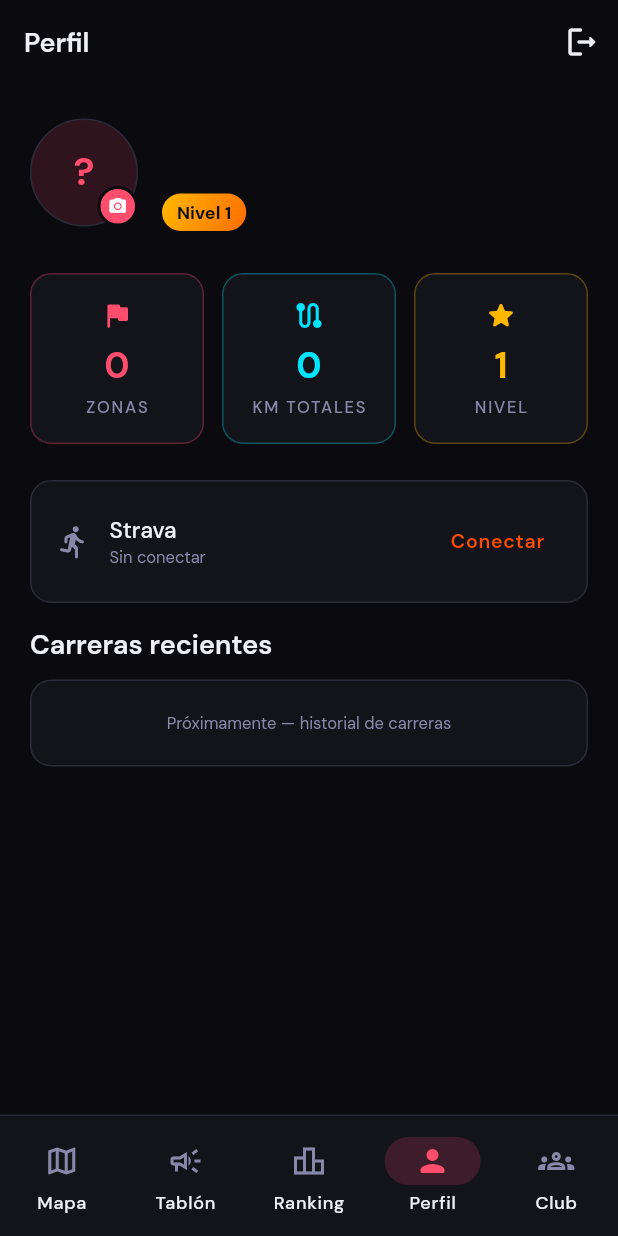
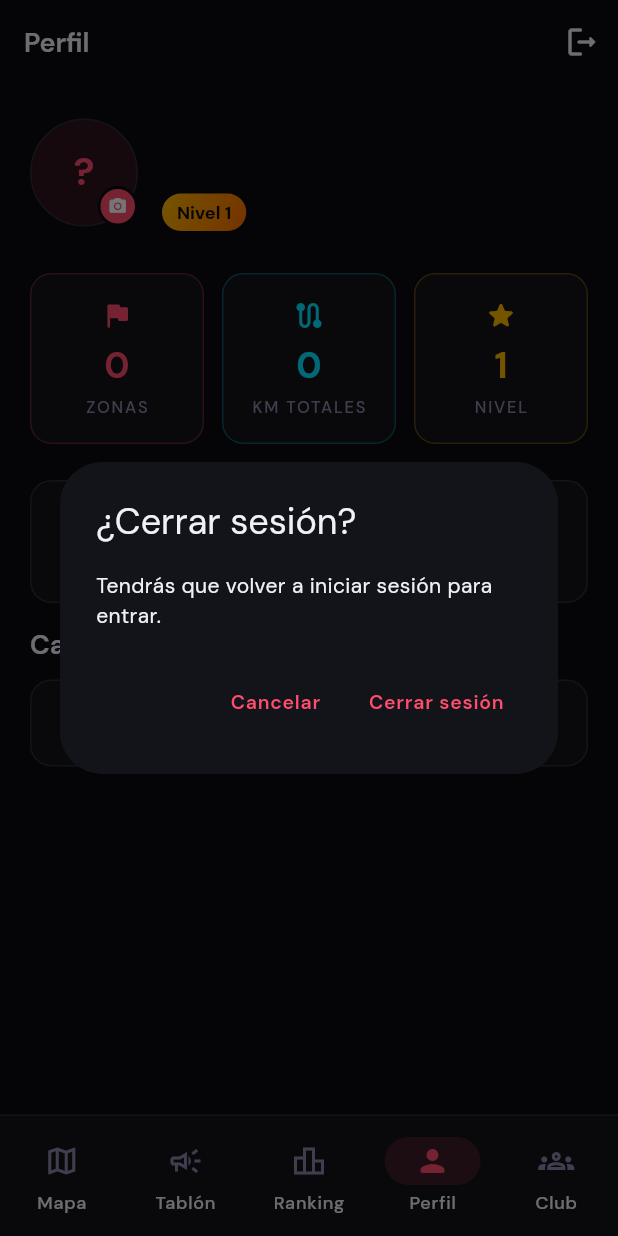
Before and after one commit to jacobo97pd/TrazosApp, a Flutter app: the ProfileScreen screen opened by its route, after a tap on the "logout" icon, on a phone screen of 412 x 824 dp. Run offline on Flutter 3.47's test engine with Material 3 defaults, Android fonts, the phone set to English and light mode, and no system bars; our stand-ins replace app_links, cloud_firestore, cloud_functions, confetti, equatable, firebase_auth and 13 more; missing offline and left inert: apple_maps_flutter; accounts and stored records are empty.

Commit message:
QA fixes: back navigation, club name validation, logout confirm
- Back button (Issue 2): PopScope en el shell; desde pestañas que no son
  Mapa el atras vuelve a Mapa en vez de cerrar la app.
- Club (Issue 3): nombre minimo 3 caracteres, con mensaje inline y boton
  deshabilitado; regla Firestore reforzada (desplegada).
- Logout (S1): dialogo de confirmacion antes de cerrar sesion.
- Bump 1.0.13+14.

Nota: Google Sign-In (Issue 1) es config de firmas SHA-1 en Firebase/Play,
no de codigo.

Co-Authored-By: Claude Opus 4.8 <noreply@anthropic.com>

```diff
--- a/lib/screens/profile_screen.dart
+++ b/lib/screens/profile_screen.dart
@@ -24,7 +24,7 @@ class ProfileScreen extends ConsumerWidget {
         actions: [
           IconButton(
             icon: const Icon(Icons.logout_rounded),
-            onPressed: () => ref.read(authNotifierProvider.notifier).signOut(),
+            onPressed: () => _confirmSignOut(context, ref),
             tooltip: 'Cerrar sesión',
           ),
         ],
@@ -37,6 +37,32 @@ class ProfileScreen extends ConsumerWidget {
             : const Center(child: Text('Sin datos de usuario')),
       ),
     );
+  }
+
+  // Confirma antes de cerrar sesión para evitar toques accidentales.
+  Future<void> _confirmSignOut(BuildContext context, WidgetRef ref) async {
+    final confirm = await showDialog<bool>(
+      context: context,
+      builder: (ctx) => AlertDialog(
+        backgroundColor: AppColors.surface,
+        title: const Text('¿Cerrar sesión?'),
+        content: const Text('Tendrás que volver a iniciar sesión para entrar.'),
+        actions: [
+          TextButton(
+            onPressed: () => Navigator.pop(ctx, false),
+            child: const Text('Cancelar'),
+          ),
+          TextButton(
+            onPressed: () => Navigator.pop(ctx, true),
+            style: TextButton.styleFrom(foregroundColor: AppColors.accent),
+            child: const Text('Cerrar sesión'),
+          ),
+        ],
+      ),
+    );
+    if (confirm == true) {
+      await ref.read(authNotifierProvider.notifier).signOut();
+    }
   }
 }
 
--- a/lib/screens/shell_screen.dart
+++ b/lib/screens/shell_screen.dart
@@ -27,6 +27,18 @@ class ShellScreen extends StatelessWidget {
   @override
   Widget build(BuildContext context) {
     final idx = _currentIndex(context);
+    // Botón atrás de Android: desde cualquier pestaña que no sea Mapa, volvemos
+    // a Mapa (en vez de cerrar la app). Solo desde Mapa el atrás sale de la app.
+    return PopScope(
+      canPop: idx == 0,
+      onPopInvokedWithResult: (didPop, _) {
+        if (!didPop) context.go(AppRoutes.map);
+      },
+      child: _buildScaffold(context, idx),
+    );
+  }
+
+  Widget _buildScaffold(BuildContext context, int idx) {
     return Scaffold(
       body: child,
       bottomNavigationBar: Container(
--- a/pubspec.yaml
+++ b/pubspec.yaml
@@ -2,7 +2,7 @@ name: runrace
 description: Conquista zonas corriendo. Compite, captura, domina.
 publish_to: 'none'
 
-version: 1.0.12+13
+version: 1.0.13+14
 
 environment:
   sdk: '>=3.0.0 <4.0.0'
```
Also changed, not shown: lib/screens/club_screen.dart (+23 -3 lines), 1 other file.
